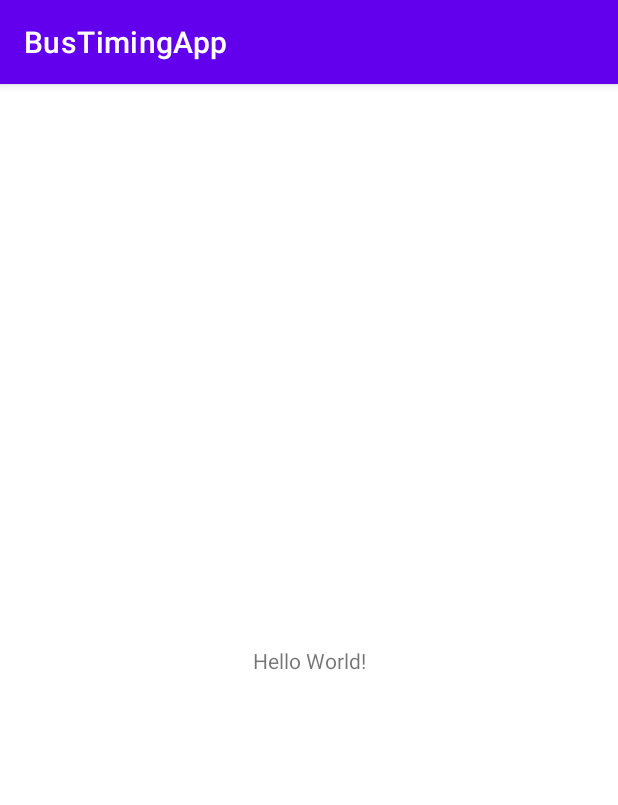
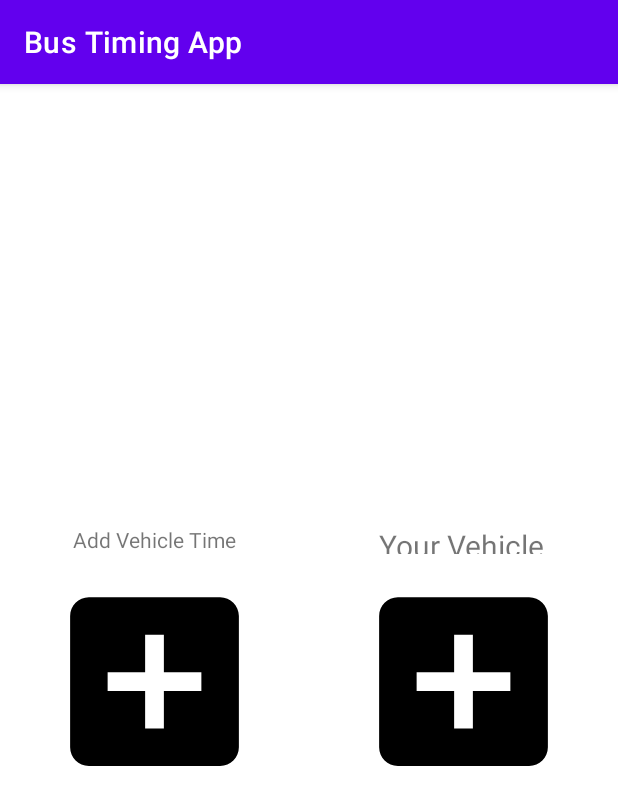
Before and after one commit to RakeshBhardwaj-coder/BusTimingApp, an Android app: the screen it shows after launch (MainActivity), on a phone screen of 412 x 824 dp. Shown: the top 805 px of the screen. Run offline under Robolectric (Android 15) with nearby library versions, the phone set to English and light mode, and no system bars.

Commit message:
Main Panel Prepared...

```diff
--- a/app/src/main/java/rakesh/app/bustimingapp/MainActivity.java
+++ b/app/src/main/java/rakesh/app/bustimingapp/MainActivity.java
@@ -3,6 +3,8 @@ package rakesh.app.bustimingapp;
 import androidx.appcompat.app.AppCompatActivity;
 
 import android.os.Bundle;
+import android.view.View;
+import android.widget.Toast;
 
 public class MainActivity extends AppCompatActivity {
 
@@ -11,4 +13,8 @@ public class MainActivity extends AppCompatActivity {
         super.onCreate(savedInstanceState);
         setContentView(R.layout.activity_main);
     }
+
+    public void Clicked(View view){
+        Toast.makeText(this,"clicked",Toast.LENGTH_SHORT).show();
+    }
 }
--- /dev/null
+++ b/app/src/main/res/drawable/ic_add_bus.xml
@@ -0,0 +1,5 @@
+<vector android:height="150dp" android:tint="#000000"
+    android:viewportHeight="24" android:viewportWidth="24"
+    android:width="150dp" xmlns:android="http://schemas.android.com/apk/res/android">
+    <path android:fillColor="@android:color/white" android:pathData="M19,3L5,3c-1.11,0 -2,0.9 -2,2v14c0,1.1 0.89,2 2,2h14c1.1,0 2,-0.9 2,-2L21,5c0,-1.1 -0.9,-2 -2,-2zM17,13h-4v4h-2v-4L7,13v-2h4L11,7h2v4h4v2z"/>
+</vector>
--- a/app/src/main/res/layout/activity_main.xml
+++ b/app/src/main/res/layout/activity_main.xml
@@ -1,18 +1,75 @@
 <?xml version="1.0" encoding="utf-8"?>
-<androidx.constraintlayout.widget.ConstraintLayout xmlns:android="http://schemas.android.com/apk/res/android"
+<RelativeLayout xmlns:android="http://schemas.android.com/apk/res/android"
     xmlns:app="http://schemas.android.com/apk/res-auto"
     xmlns:tools="http://schemas.android.com/tools"
     android:layout_width="match_parent"
     android:layout_height="match_parent"
     tools:context=".MainActivity">
 
-    <TextView
-        android:layout_width="wrap_content"
+
+    <LinearLayout
+        android:layout_width="match_parent"
         android:layout_height="wrap_content"
-        android:text="Hello World!"
-        app:layout_constraintBottom_toBottomOf="parent"
-        app:layout_constraintEnd_toEndOf="parent"
-        app:layout_constraintStart_toStartOf="parent"
-        app:layout_constraintTop_toTopOf="parent" />
+        android:layout_centerVertical="true"
+        android:layout_centerHorizontal="true"
+        android:weightSum="2"
+        >
+        <LinearLayout
+            android:layout_width="wrap_content"
+            android:layout_height="wrap_content"
+            android:orientation="vertical"
+            android:layout_weight="1"
+            >
+            <TextView
+                android:layout_width="wrap_content"
+                android:layout_height="wrap_content"
+                android:text="Add Vehicle Time"
+                app:autoSizeTextType="uniform"
+                android:layout_gravity="center"
+                android:layout_marginBottom="10dp"
+                />
+            <ImageView
+                android:layout_width="wrap_content"
+                android:layout_height="wrap_content"
+                android:layout_gravity="center"
+                android:contentDescription="@string/app_name"
+                android:onClick="Clicked"
+                android:src="@drawable/ic_add_bus"
+                tools:ignore="OnClick" />
+        </LinearLayout>
+        <LinearLayout
+            android:layout_width="wrap_content"
+            android:layout_height="wrap_content"
+            android:orientation="vertical"
+            android:layout_weight="1">
+            <TextView
+                android:layout_width="wrap_content"
+                android:layout_height="wrap_content"
+                android:text="Your Vehicle Time"
+                app:autoSizeTextType="uniform"
+                app:autoSizeMinTextSize="20sp"
+                app:autoSizeMaxTextSize="100sp"
+                android:layout_gravity="center"
+                android:layout_marginBottom="10dp"
+                />
+            <ImageView
+                android:layout_width="wrap_content"
+                android:layout_height="wrap_content"
+                android:layout_centerHorizontal="true"
+                android:layout_centerVertical="true"
+                android:layout_weight="1"
+                android:layout_gravity="center"
+                android:contentDescription="@string/app_name"
+                android:onClick="Clicked"
+                android:src="@drawable/ic_add_bus"
+                tools:ignore="OnClick" />
+        </LinearLayout>
 
-</androidx.constraintlayout.widget.ConstraintLayout>
+
+
+    </LinearLayout>
+
+
+
+
+</RelativeLayout>
--- a/app/src/main/res/values/strings.xml
+++ b/app/src/main/res/values/strings.xml
@@ -1,3 +1,3 @@
 <resources>
-    <string name="app_name">BusTimingApp</string>
+    <string name="app_name">Bus Timing App</string>
 </resources>
```
